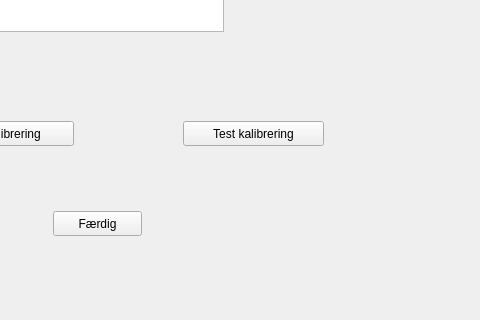
Qt form Qt/KameraKalibrering/analyse.ui (fjederholdt/Afgangsprojekt) before a commit; both pictures show x 187 to 667 and y 169 to 489 of the 667 by 489 pixel window.
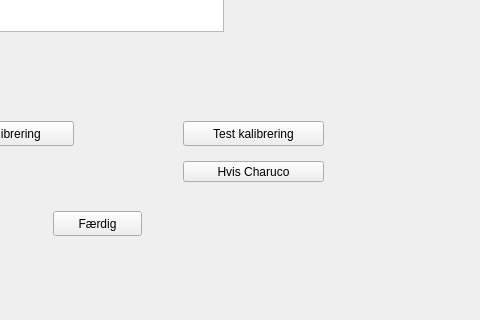
The same form after that commit.

Patch:
```diff
--- a/Qt/KameraKalibrering/analyse.ui
+++ b/Qt/KameraKalibrering/analyse.ui
@@ -84,6 +84,19 @@
     <string>Færdig</string>
    </property>
   </widget>
+  <widget class="QPushButton" name="pushButton">
+   <property name="geometry">
+    <rect>
+     <x>370</x>
+     <y>330</y>
+     <width>141</width>
+     <height>21</height>
+    </rect>
+   </property>
+   <property name="text">
+    <string>Hvis Charuco</string>
+   </property>
+  </widget>
  </widget>
  <resources/>
  <connections/>
```
